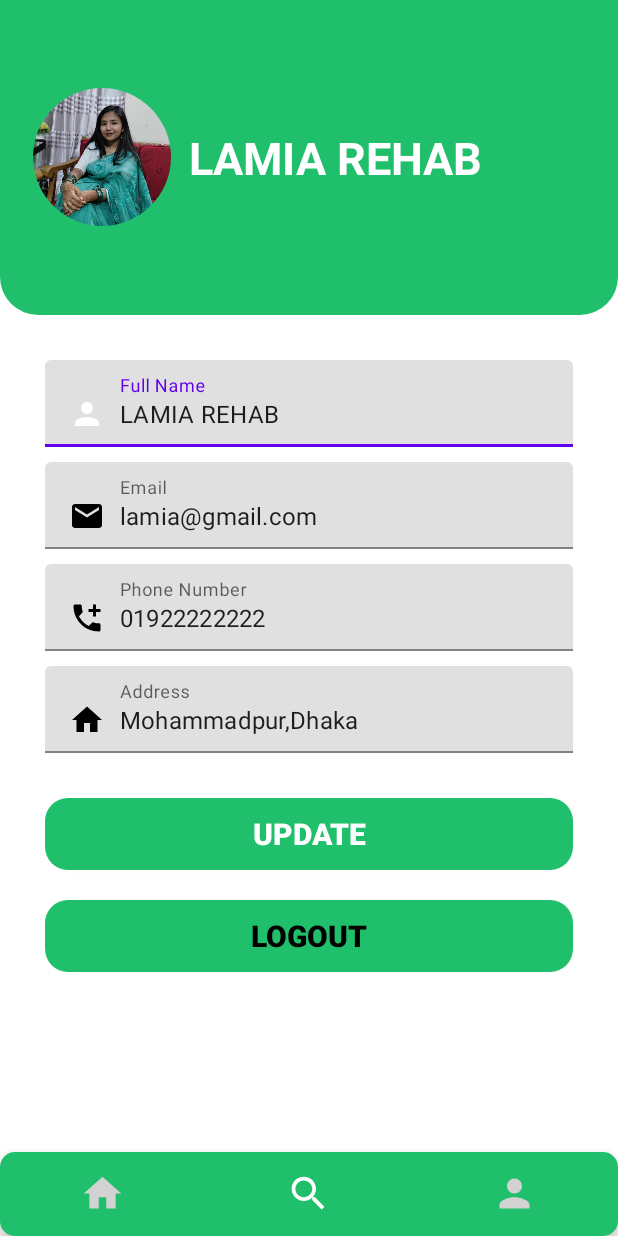
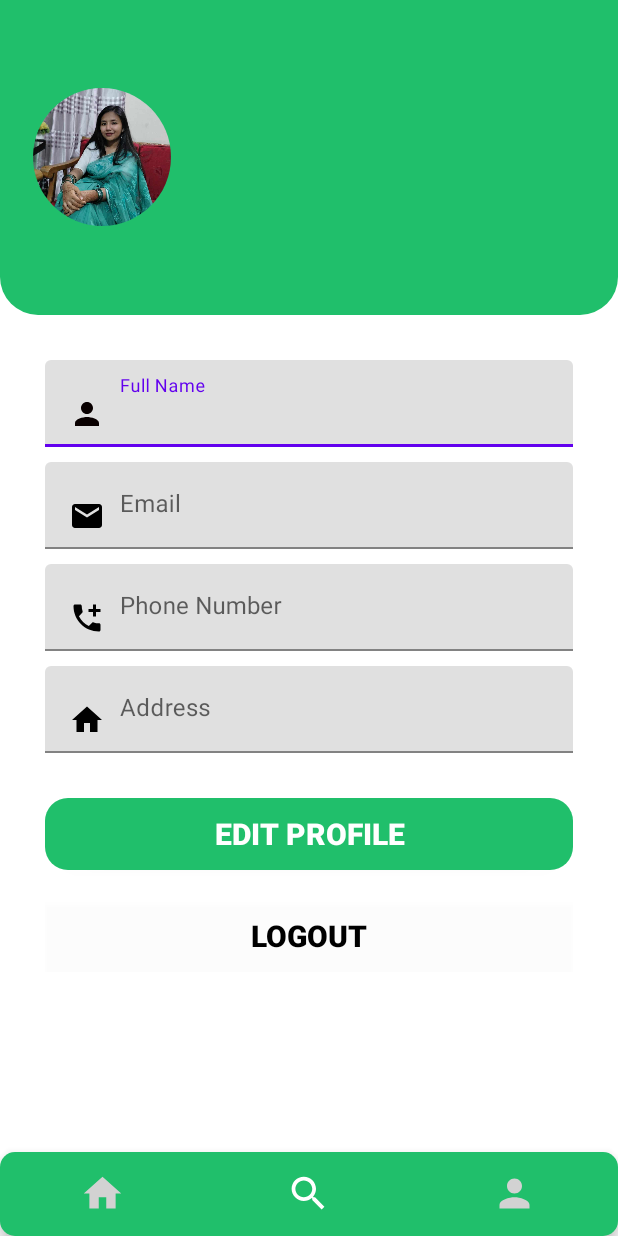
Before and after one commit to hedonistmahin/medroute2, an Android app: the user_profile screen opened directly, with no data from a screen before it, on a phone screen of 412 x 824 dp. Run offline under Robolectric (Android 15) with nearby library versions, the phone set to English and light mode, and no system bars; our stand-ins replace CircleImageView, Firebase (no records; nobody signed in at launch, a user with empty details on screens opened directly); Roboto replaces fonts that are not available here.

Commit message:
12th Commit

```diff
--- a/app/src/main/AndroidManifest.xml
+++ b/app/src/main/AndroidManifest.xml
@@ -12,6 +12,9 @@
         android:supportsRtl="true"
         android:theme="@style/Theme.Medroute2"
         tools:targetApi="34">
+        <activity
+            android:name=".EditProfileActivity"
+            android:exported="false" />
         <activity
             android:name=".SearchActivity"
             android:exported="false" />
--- a/app/src/main/java/com/example/medroute2/user_profile.java
+++ b/app/src/main/java/com/example/medroute2/user_profile.java
@@ -14,23 +14,39 @@ import android.view.View;
 import android.view.Window;
 import android.view.WindowManager;
 import android.widget.Button;
+import android.widget.TextView;
+
+import androidx.annotation.NonNull;
+
+import com.google.android.material.textfield.TextInputEditText;
+import com.google.android.material.textfield.TextInputLayout;
 import com.google.firebase.auth.FirebaseAuth;
 
 import com.google.android.material.bottomnavigation.BottomNavigationView;
+import com.google.firebase.auth.FirebaseUser;
+import com.google.firebase.database.DataSnapshot;
+import com.google.firebase.database.DatabaseError;
+import com.google.firebase.database.DatabaseReference;
+import com.google.firebase.database.FirebaseDatabase;
+import com.google.firebase.database.Query;
+import com.google.firebase.database.ValueEventListener;
 
 public class user_profile extends Activity {
 
     private FirebaseAuth mAuth;
 
     private Button Logout;
-
-    @SuppressLint("MissingInflatedId")
+    private TextInputEditText profileName, profileEmail, profileNumber, profileAddress;
+    TextView displayName;
+    Button editprofile;
     @Override
     protected void onCreate(Bundle savedInstanceState){
         mAuth = FirebaseAuth.getInstance();
 
         super.onCreate(savedInstanceState);
         setContentView(R.layout.activity_user_profile);
+
+
 
         if (Build.VERSION.SDK_INT >= Build.VERSION_CODES.LOLLIPOP) {
             Window window = getWindow();
@@ -41,6 +57,15 @@ public class user_profile extends Activity {
 
         BottomNavigationView bottomNavigationView = findViewById(R.id.bottomNavigation);
         bottomNavigationView.setSelectedItemId(R.id.bottom_search);
+
+        profileName = findViewById(R.id.fullName1);
+        profileEmail = findViewById(R.id.email1);
+        profileNumber = findViewById(R.id.phoneN);
+        profileAddress = findViewById(R.id.address);
+        displayName = findViewById(R.id.fullnameu);
+        editprofile = findViewById(R.id.editbtn);
+        showUserData();
+
 
         bottomNavigationView.setOnItemSelectedListener(item -> {
             if (item.getItemId() == R.id.bottom_home){
@@ -71,7 +96,79 @@ public class user_profile extends Activity {
             }
         });
 
+        editprofile.setOnClickListener(new View.OnClickListener() {
+            @Override
+            public void onClick(View v) {
+                passUserData();
+            }
+        });
+
     }
+
+    public void showUserData() {
+        FirebaseUser currentUser = mAuth.getCurrentUser();
+        if (currentUser != null) {
+            DatabaseReference userRef = FirebaseDatabase.getInstance().getReference("users").child(currentUser.getUid());
+            userRef.addListenerForSingleValueEvent(new ValueEventListener() {
+                @Override
+                public void onDataChange(DataSnapshot dataSnapshot) {
+                    if (dataSnapshot.exists()) {
+                        String nameUser = dataSnapshot.child("fullName").getValue(String.class);
+                        String nameEmail = dataSnapshot.child("email").getValue(String.class);
+                        String nameNumber = dataSnapshot.child("phone").getValue(String.class);
+                        String userAddress = dataSnapshot.child("address").getValue(String.class); // Get the address
+
+                        displayName.setText(nameUser); // Set display name
+                        profileName.setText(nameUser);
+                        profileEmail.setText(nameEmail);
+                        profileNumber.setText(nameNumber);
+                        profileAddress.setText(userAddress); // Display the address
+                    } else {
+                        // Handle the case where data for the user does not exist
+                    }
+                }
+
+                @Override
+                public void onCancelled(DatabaseError databaseError) {
+                    // Handle error
+                }
+            });
+        }
+    }
+
+
+    public void passUserData() {
+        FirebaseUser currentUser = mAuth.getCurrentUser();
+        if (currentUser != null) {
+            String userId = currentUser.getUid();
+            DatabaseReference reference = FirebaseDatabase.getInstance().getReference("users").child(userId);
+            reference.addListenerForSingleValueEvent(new ValueEventListener() {
+                @Override
+                public void onDataChange(@NonNull DataSnapshot snapshot) {
+                    if (snapshot.exists()) {
+                        String nameFromDB = snapshot.child("fullName").getValue(String.class);
+                        String emailFromDB = snapshot.child("email").getValue(String.class);
+                        String phoneNumberFromDB = snapshot.child("phone").getValue(String.class);
+                        String addressFromDB = snapshot.child("address").getValue(String.class);
+                        Intent intent = new Intent(user_profile.this, EditProfileActivity.class);
+                        intent.putExtra("userId", userId); // Pass the user's UID
+                        intent.putExtra("fullName", nameFromDB);
+                        intent.putExtra("email", emailFromDB);
+                        intent.putExtra("phone", phoneNumberFromDB);
+                        intent.putExtra("address", addressFromDB);
+                        startActivity(intent);
+                    }
+                }
+
+                @Override
+                public void onCancelled(@NonNull DatabaseError error) {
+                    // Handle error
+                }
+            });
+        }
+    }
+
+
     private void logoutUser() {
         // Clear the Remember Me state
         clearRememberMeState();
--- /dev/null
+++ b/app/src/main/res/drawable/baseline_person2_24.xml
@@ -0,0 +1,5 @@
+<vector android:height="24dp" android:tint="#090000"
+    android:viewportHeight="24" android:viewportWidth="24"
+    android:width="24dp" xmlns:android="http://schemas.android.com/apk/res/android">
+    <path android:fillColor="@android:color/white" android:pathData="M12,12c2.21,0 4,-1.79 4,-4s-1.79,-4 -4,-4 -4,1.79 -4,4 1.79,4 4,4zM12,14c-2.67,0 -8,1.34 -8,4v2h16v-2c0,-2.66 -5.33,-4 -8,-4z"/>
+</vector>
--- a/app/src/main/res/layout/activity_dash_bord.xml
+++ b/app/src/main/res/layout/activity_dash_bord.xml
@@ -70,7 +70,8 @@
             <TextView
                 android:layout_width="wrap_content"
                 android:layout_height="wrap_content"
-                android:text="Lamia"
+                android:id="@+id/displayName"
+                android:text=""
                 android:fontFamily="@font/acme"
                 android:textColor="@color/white"
                 android:textSize="25dp"/>
--- a/app/src/main/res/layout/activity_user_profile.xml
+++ b/app/src/main/res/layout/activity_user_profile.xml
@@ -32,7 +32,8 @@
         <TextView
             android:layout_width="wrap_content"
             android:layout_height="wrap_content"
-            android:text="LAMIA REHAB"
+            android:text=""
+            android:id="@+id/fullnameu"
             android:fontFamily="@font/acme"
             android:textStyle="bold"
             android:textColor="@color/white"
@@ -40,6 +41,7 @@
             android:layout_centerVertical="true"
             android:layout_toRightOf="@id/profile_image"
             android:layout_marginLeft="10dp"/>
+
     </RelativeLayout>
 
     <LinearLayout
@@ -59,9 +61,10 @@
             <com.google.android.material.textfield.TextInputEditText
                 android:layout_width="match_parent"
                 android:layout_height="wrap_content"
-                android:drawableLeft="@drawable/baseline_person_24"
+                android:drawableLeft="@drawable/baseline_person2_24"
                 android:drawablePadding="10dp"
-                android:text="LAMIA REHAB"/>
+                android:id="@+id/fullName1"
+                />
         </com.google.android.material.textfield.TextInputLayout>
 
 
@@ -77,12 +80,7 @@
                 android:layout_height="wrap_content"
                 android:drawableLeft="@drawable/email"
                 android:drawablePadding="10dp"
-                android:text="lamia@gmail.com"
-
-
-
-
-
+                android:id="@+id/email1"
                 />
 
 
@@ -100,12 +98,7 @@
                 android:layout_height="wrap_content"
                 android:drawableLeft="@drawable/call"
                 android:drawablePadding="10dp"
-                android:text="01922222222"
-
-
-
-
-
+                android:id="@+id/phoneN"
                 />
 
 
@@ -124,12 +117,7 @@
                 android:layout_height="wrap_content"
                 android:drawableLeft="@drawable/home"
                 android:drawablePadding="10dp"
-                android:text="Mohammadpur,Dhaka"
-
-
-
-
-
+                android:id="@+id/address"
                 />
 
 
@@ -139,7 +127,8 @@
             android:layout_width="match_parent"
             android:layout_height="wrap_content"
             android:layout_marginTop="20dp"
-            android:text="UPDATE"
+            android:id="@+id/editbtn"
+            android:text="Edit Profile"
             android:textStyle="bold"
             android:textSize="20dp"
             android:background="@drawable/round_button"
@@ -154,9 +143,9 @@
             android:text="logout"
             android:textStyle="bold"
             android:textSize="20dp"
-            android:background="@drawable/round_button"
+            android:background="@color/transparentWhite"
             android:textColor="@color/black"
-            android:backgroundTint="@color/prime_color"/>
+            />
     </LinearLayout>
     </LinearLayout>
 
```
Also changed, not shown: app/src/main/java/com/example/medroute2/EditProfileActivity.java (added, +98 -0 lines), app/src/main/java/com/example/medroute2/Sineup.java (+14 -5 lines), app/src/main/java/com/example/medroute2/dash_bord.java (+39 -0 lines), app/src/main/res/layout/activity_edit_profile.xml (added, +101 -0 lines).
